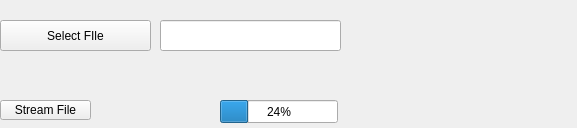
Old version of the form gui/streamwidget.ui in the repository JerzySpendel/LanTransfer.
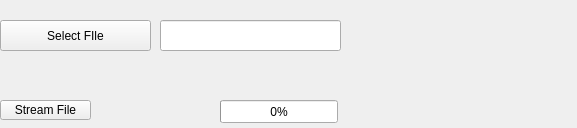
New version of the form.

The edit to the form file:
```diff
--- a/gui/streamwidget.ui
+++ b/gui/streamwidget.ui
@@ -46,7 +46,7 @@
     </rect>
    </property>
    <property name="value">
-    <number>24</number>
+    <number>0</number>
    </property>
   </widget>
   <widget class="QPushButton" name="pushButton_2">
```
